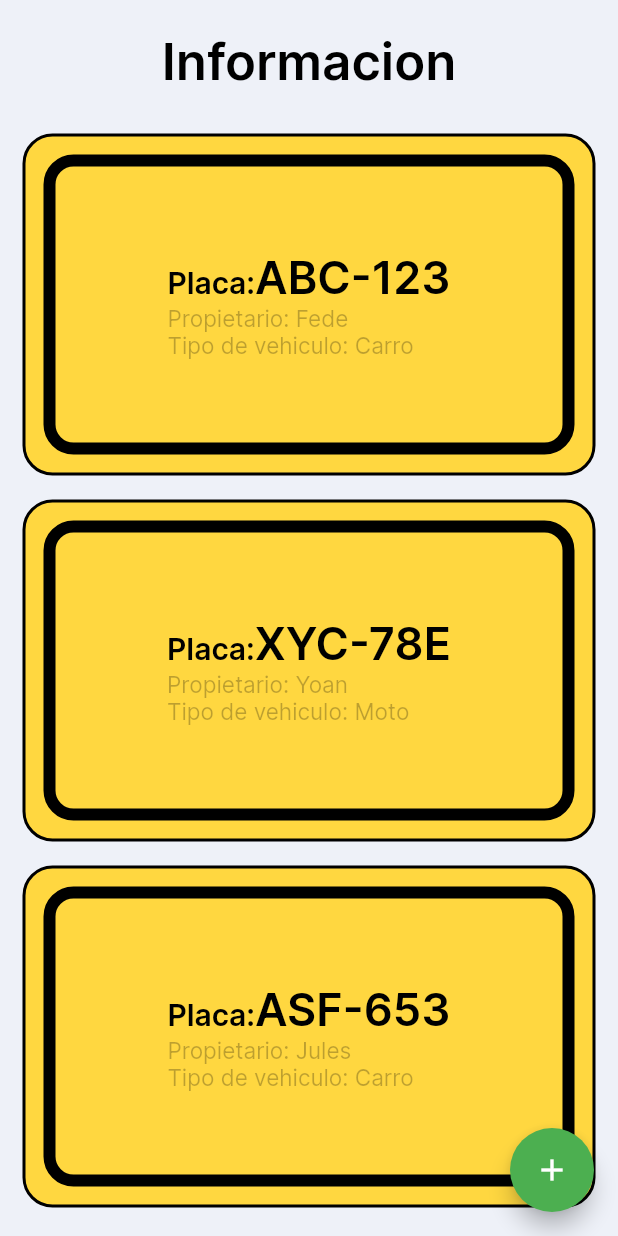
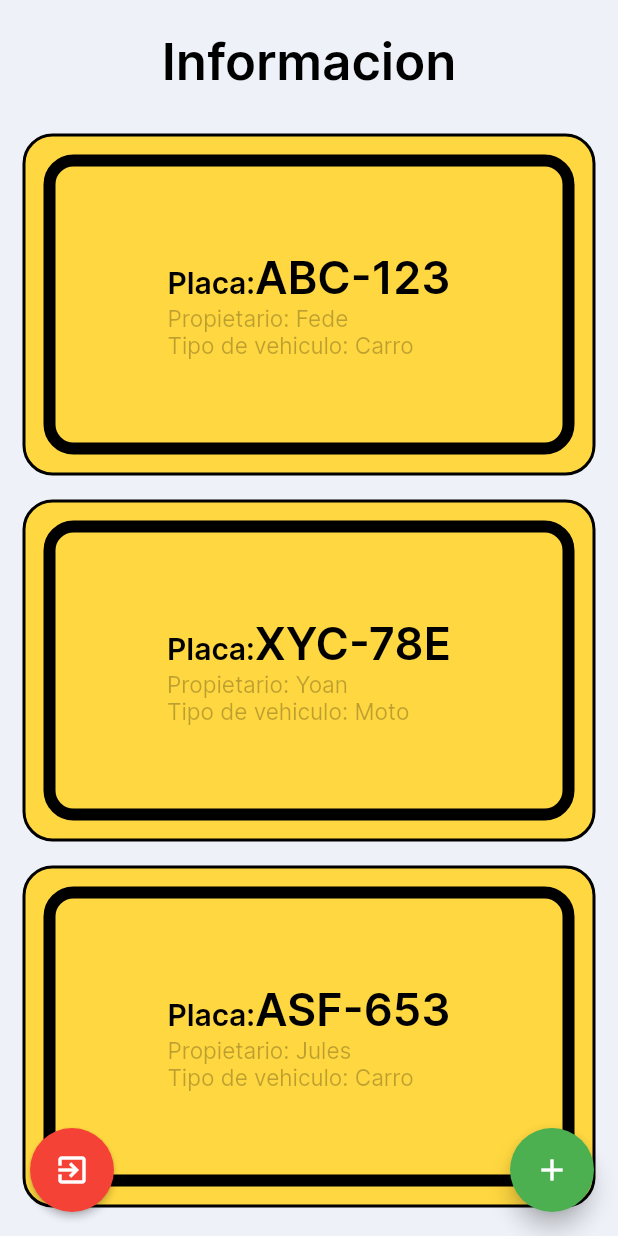
Before and after one commit to Maxtro2002/Final_Desarrollo_Movil, a Flutter app: the HomeScreen screen opened directly, on a phone screen of 412 x 824 dp. Run offline on Flutter 3.47's test engine with Material 2 defaults, Android fonts, the phone set to English and light mode, and no system bars; our stand-ins replace cloud_firestore, firebase_core, flutter_svg, rive; accounts and stored records are empty.

Commit message:
Boton salida

```diff
--- a/lib/screens/home/homeScreen.dart
+++ b/lib/screens/home/homeScreen.dart
@@ -1,6 +1,7 @@
 import 'package:flutter/material.dart';
 import 'package:rive_animation/models/placa.dart';
 import 'package:rive_animation/screens/home/createPlate.dart';
+import 'package:rive_animation/screens/onboding/onboding_screen.dart';
 
 class HomeScreen extends StatelessWidget {
   const HomeScreen({super.key});
@@ -132,8 +133,28 @@ class HomeScreen extends StatelessWidget {
                     MaterialPageRoute(builder: (context) => const MyFormPage()),
                   );
                 },
-                child: Icon(Icons.add),
+                child: const Icon(Icons.add),
                 backgroundColor: Colors.green,
+              ),
+            ),
+            Align(
+              alignment: Alignment.bottomLeft,
+              child: Padding(
+                padding: const EdgeInsets.all(16),
+                child: ElevatedButton(
+                  onPressed: () {
+                    Navigator.push(
+                      context,
+                      MaterialPageRoute(builder: (context) => OnboardingScreen()),
+                    );
+                  },
+                  style: ElevatedButton.styleFrom(
+                    backgroundColor: Colors.red,
+                    shape: const CircleBorder(),
+                    padding: const EdgeInsets.all(16),
+                  ),
+                  child: const Icon(Icons.exit_to_app_outlined),
+                ),
               ),
             ),
           ],
```
Also changed, not shown: lib/screens/home/AlertScreen.dart (+42 -8 lines), lib/screens/home/NotificationScreen.dart (+23 -1 lines), lib/screens/home/UserScreen.dart (+23 -2 lines).
